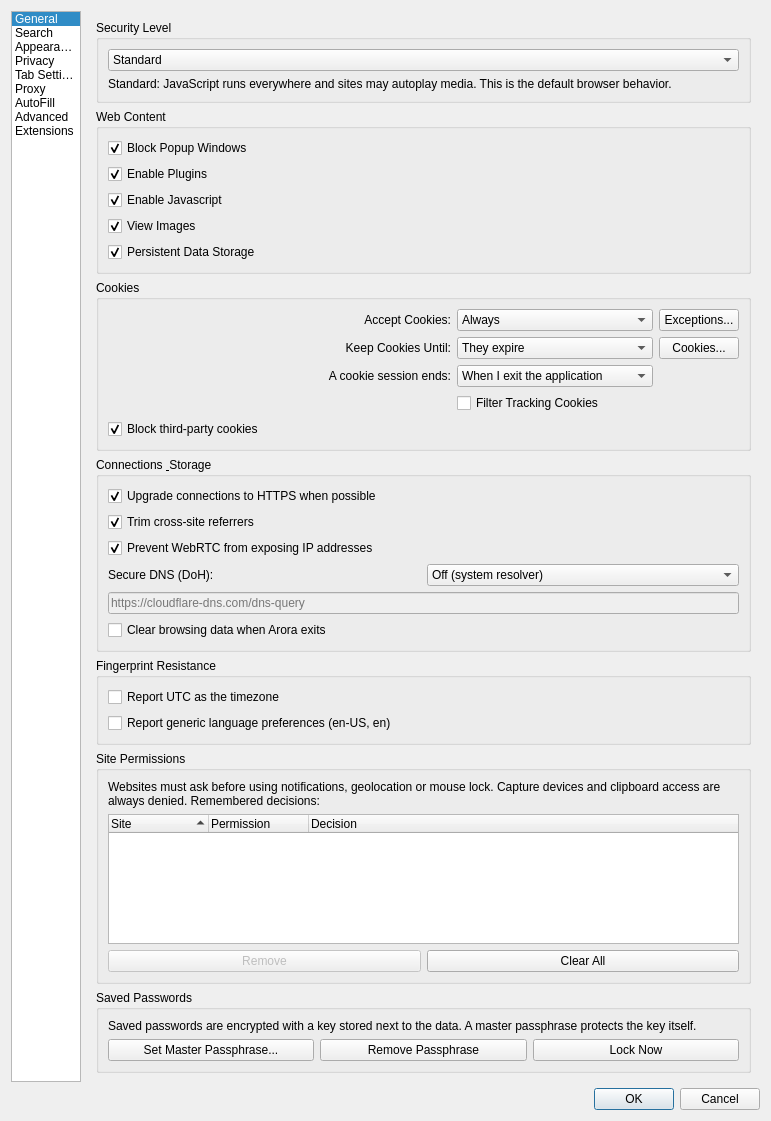
Above: src/settings.ui from IT-Space-2026/arktos before the change. Below: the same form after it.
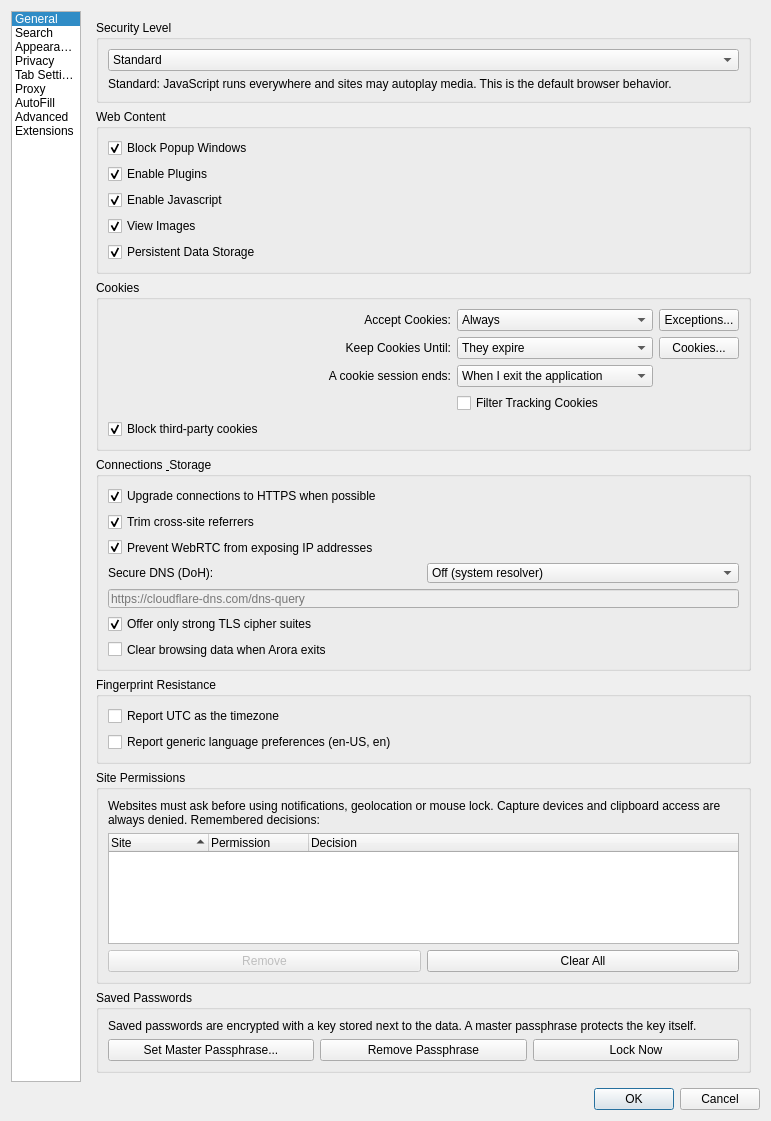
That is the form after the change. The open tabs and pages were chosen to show the change.

Commit message: TLS01: strip weak cipher suites from the TLS ClientHello

The edit to the form file:
```diff
--- a/src/settings.ui
+++ b/src/settings.ui
@@ -1518,6 +1518,19 @@
             </property>
            </widget>
           </item>
+          <item>
+           <widget class="QCheckBox" name="strictTlsCiphers">
+            <property name="toolTip">
+             <string>Advertise only forward-secret AEAD cipher suites in TLS connections — RSA key-exchange and CBC suites are never offered. Takes effect after a restart; ancient sites that require the removed suites will not load.</string>
+            </property>
+            <property name="text">
+             <string>Offer only strong TLS cipher suites</string>
+            </property>
+            <property name="checked">
+             <bool>true</bool>
+            </property>
+           </widget>
+          </item>
           <item>
            <widget class="QCheckBox" name="clearOnExit">
             <property name="toolTip">
```
Left out of the diff: 1 changed line with no effect on the pictures. The commit also changes 10 other files.
